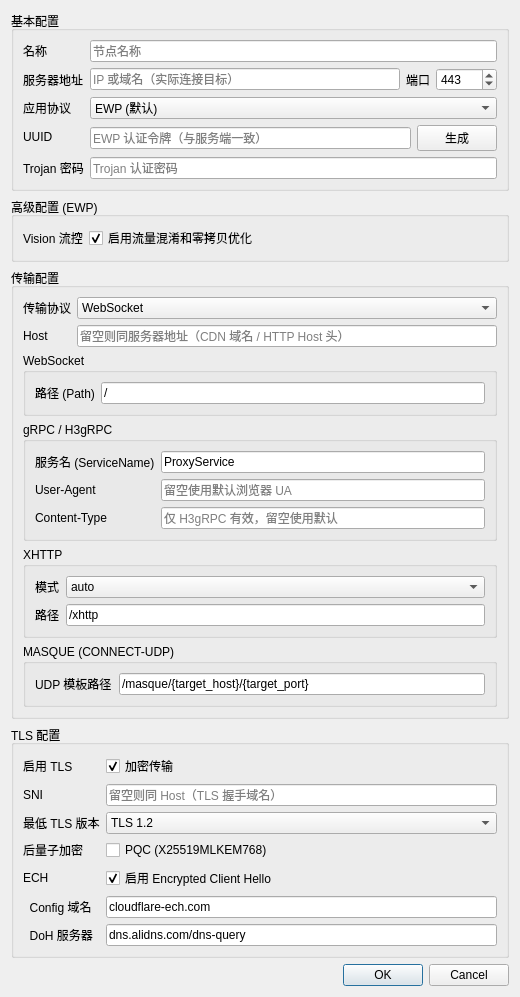
H1d3r/ech-workers-ewp, file ewp-gui/ui/EditNodeDialog.ui: the form before one commit.
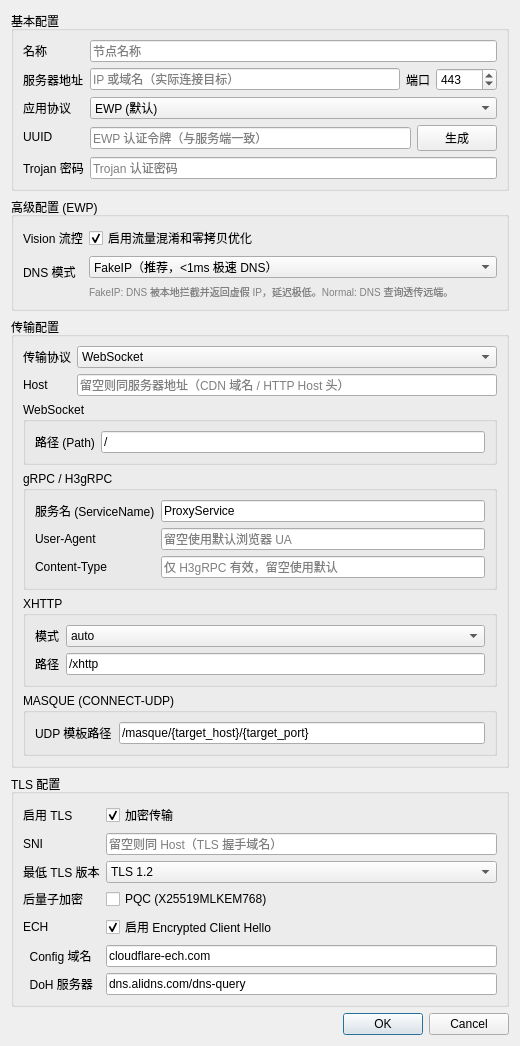
The form after the commit.

Commit message: 新增dns处理模式

Patch:
```diff
--- a/ewp-gui/ui/EditNodeDialog.ui
+++ b/ewp-gui/ui/EditNodeDialog.ui
@@ -122,6 +122,28 @@
         <property name="checked"><bool>true</bool></property>
        </widget>
       </item>
+      <item row="1" column="0">
+       <widget class="QLabel" name="labelDNSMode">
+        <property name="text"><string>DNS 模式</string></property>
+       </widget>
+      </item>
+      <item row="1" column="1">
+       <layout class="QVBoxLayout">
+        <item>
+         <widget class="QComboBox" name="comboDNSMode">
+          <item><property name="text"><string>FakeIP（推荐，&lt;1ms 极速 DNS）</string></property></item>
+          <item><property name="text"><string>Normal（DNS 查询透传隧道）</string></property></item>
+         </widget>
+        </item>
+        <item>
+         <widget class="QLabel" name="labelDNSModeHint">
+          <property name="text"><string>FakeIP: DNS 被本地拦截并返回虚假 IP，延迟极低。Normal: DNS 查询透传远端。</string></property>
+          <property name="styleSheet"><string>color: gray; font-size: 10px;</string></property>
+          <property name="wordWrap"><bool>true</bool></property>
+         </widget>
+        </item>
+       </layout>
+      </item>
      </layout>
     </widget>
    </item>
```
The commit also changes 24 other files.
